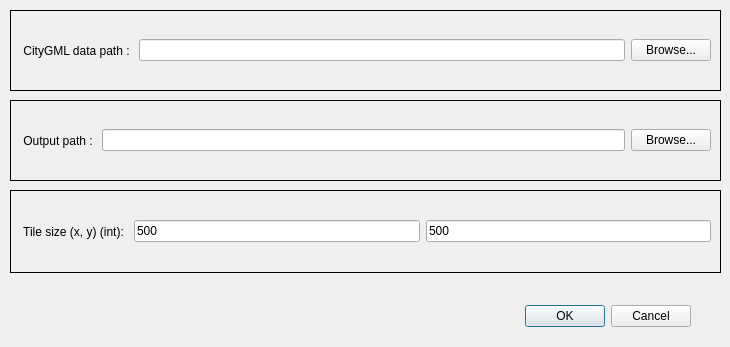
Qt form ui/dialogTilingCityGML.ui (VCityTeam/3DUSE) before a commit.
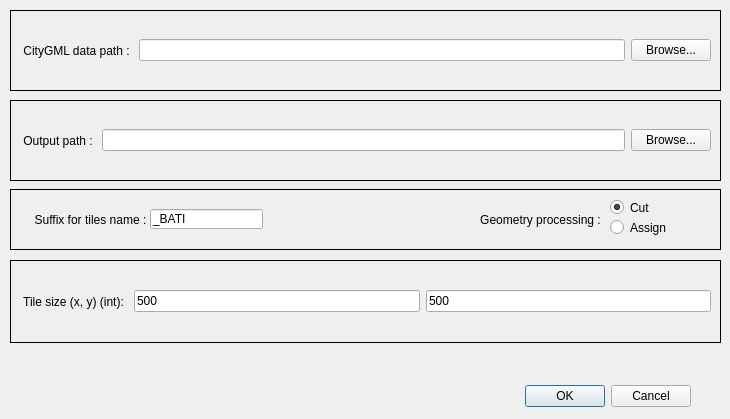
The same form after that commit.

Commit message: Nouveau tuilage des CityGML : par découpe ou par assignation.

```diff
--- a/ui/dialogTilingCityGML.ui
+++ b/ui/dialogTilingCityGML.ui
@@ -7,7 +7,7 @@
     <x>0</x>
     <y>0</y>
     <width>730</width>
-    <height>347</height>
+    <height>419</height>
    </rect>
   </property>
   <property name="windowTitle">
@@ -17,7 +17,7 @@
    <property name="geometry">
     <rect>
      <x>350</x>
-     <y>300</y>
+     <y>380</y>
      <width>341</width>
      <height>32</height>
     </rect>
@@ -68,7 +68,7 @@
    <property name="geometry">
     <rect>
      <x>10</x>
-     <y>190</y>
+     <y>260</y>
      <width>711</width>
      <height>83</height>
     </rect>
@@ -147,6 +147,99 @@
     </item>
    </layout>
   </widget>
+  <widget class="QFrame" name="frame_3">
+   <property name="geometry">
+    <rect>
+     <x>10</x>
+     <y>189</y>
+     <width>711</width>
+     <height>61</height>
+    </rect>
+   </property>
+   <property name="frameShape">
+    <enum>QFrame::Box</enum>
+   </property>
+   <property name="frameShadow">
+    <enum>QFrame::Plain</enum>
+   </property>
+   <widget class="QLabel" name="label_3">
+    <property name="geometry">
+     <rect>
+      <x>10</x>
+      <y>0</y>
+      <width>141</width>
+      <height>61</height>
+     </rect>
+    </property>
+    <property name="text">
+     <string>Suffix for tiles name :</string>
+    </property>
+    <property name="alignment">
+     <set>Qt::AlignCenter</set>
+    </property>
+   </widget>
+   <widget class="QLineEdit" name="le_Suffix">
+    <property name="geometry">
+     <rect>
+      <x>140</x>
+      <y>20</y>
+      <width>113</width>
+      <height>20</height>
+     </rect>
+    </property>
+    <property name="text">
+     <string>_BATI</string>
+    </property>
+   </widget>
+   <widget class="QLabel" name="label_4">
+    <property name="geometry">
+     <rect>
+      <x>460</x>
+      <y>0</y>
+      <width>141</width>
+      <height>61</height>
+     </rect>
+    </property>
+    <property name="text">
+     <string>Geometry processing :</string>
+    </property>
+    <property name="alignment">
+     <set>Qt::AlignCenter</set>
+    </property>
+   </widget>
+   <widget class="QRadioButton" name="rb_Cut">
+    <property name="enabled">
+     <bool>true</bool>
+    </property>
+    <property name="geometry">
+     <rect>
+      <x>600</x>
+      <y>10</y>
+      <width>82</width>
+      <height>17</height>
+     </rect>
+    </property>
+    <property name="text">
+     <string>Cut</string>
+    </property>
+    <property name="checked">
+     <bool>true</bool>
+    </property>
+   </widget>
+   <widget class="QRadioButton" name="rb_Assign">
+    <property name="geometry">
+     <rect>
+      <x>600</x>
+      <y>30</y>
+      <width>82</width>
+      <height>17</height>
+     </rect>
+    </property>
+    <property name="text">
+     <string>Assign</string>
+    </property>
+   </widget>
+  </widget>
  </widget>
  <resources/>
  <connections>
```
The commit also changes 5 other files.
